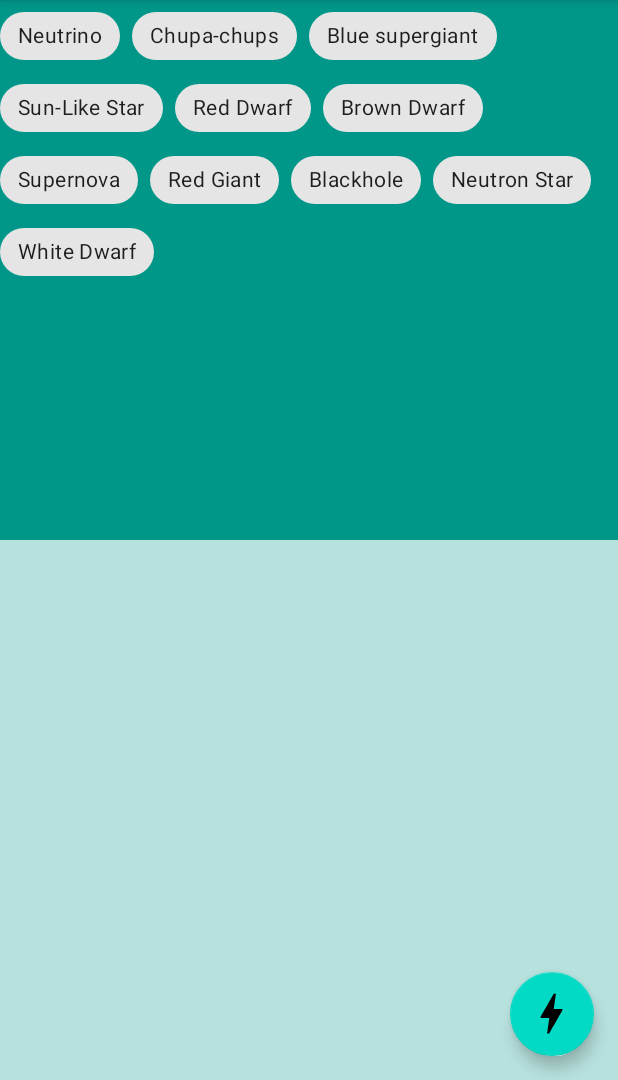
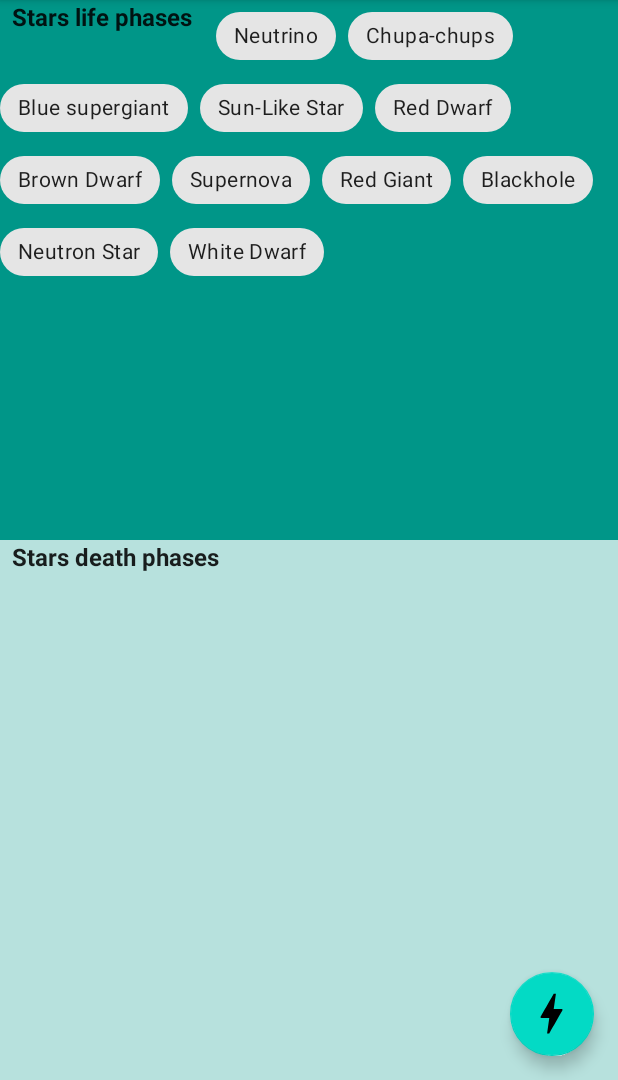
Before and after one commit to pau-enti/enti-particles, an Android app: the screen it shows after launch (MainActivity), on a phone screen of 412 x 824 dp, the part 156-1236 px from its top. Run offline under Robolectric (Android 15) with nearby library versions, the phone set to English and light mode, and no system bars; our stand-ins replace Firebase (no records; nobody signed in at launch, a user with empty details on screens opened directly).

Commit message:
Documentation improved

```diff
--- a/app/src/main/java/com/example/particles/ui/DragAndDropFragment.kt
+++ b/app/src/main/java/com/example/particles/ui/DragAndDropFragment.kt
@@ -1,7 +1,5 @@
 package com.example.particles.ui
 
-import android.content.ClipData
-import android.content.ClipDescription
 import android.os.Bundle
 import android.view.DragEvent
 import android.view.LayoutInflater
@@ -36,14 +34,8 @@ class DragAndDropFragment : Fragment() {
                 text = it
 
                 setOnLongClickListener {
-                    val data = ClipData(
-                        "description",
-                        arrayOf(ClipDescription.MIMETYPE_TEXT_PLAIN),
-                        ClipData.Item("yes")
-                    )
-
                     val drag = View.DragShadowBuilder(it)
-                    it.startDragAndDrop(data, drag, it, 0)
+                    it.startDragAndDrop(null, drag, it, 0)
 
                     // Retornem true per indicar que el click "ja s'ha consumit" i no cal fer res més
                     true
@@ -55,32 +47,41 @@ class DragAndDropFragment : Fragment() {
         chips.forEach {
             binding.chipGroup1.addView(it)
         }
+
         binding.chipGroup1.setOnDragListener(dragListenerMove)
         binding.chipGroup2.setOnDragListener(dragListenerMove)
 
         binding.recicleBin.alpha = 0f // invisible
         binding.recicleBin.setOnDragListener(dragListenerRemove)
 
-
         return binding.root
     }
 
     /**
-     * El parametre view conté l'objecte en el qual hem posat el listener. Aquest s'encarrega
-     * d'escoltar els esdeveniments que succeeixen durant el dragging. Event contindrà la informació
-     * del que està succeint, així com l'objecte que s'està arrossegant
+     * El parametre "view" conté l'objecte en el qual hem posat el listener. Aquest s'encarrega
+     * d'escoltar els esdeveniments que succeeixen durant el dragging.
+     *
+     * El paràmetre "event" contindrà la informació del que està succeint, així com l'objecte que
+     * s'està arrossegant
      */
-    val dragListenerMove = View.OnDragListener { view, event ->
+    private val dragListenerMove = View.OnDragListener { view, event ->
+
         // Obtenim l'objecte que s'està arrossegant de manera segura
         val moving = Chip::class.safeCast(event.localState) ?: return@OnDragListener false
 
         return@OnDragListener when (event.action) {
 
+            // 1. Comença el drag: Hem de retornar ture per continuar el drag. False per detenir-lo
             DragEvent.ACTION_DRAG_STARTED -> {
                 moving.isVisible = false
                 true
             }
 
+            DragEvent.ACTION_DRAG_ENTERED -> true // Ens notifica que hem entrat dins la vista "view"
+            DragEvent.ACTION_DRAG_LOCATION -> true // Ens notifica la posició del objecte dins la "view"
+            DragEvent.ACTION_DRAG_EXITED -> true // Ens notifica que hem sortit de la vista
+
+            // 2. Ens notifica que hem deixat anar l'element sobre la vista
             DragEvent.ACTION_DROP -> {
                 // From
                 ChipGroup::class.safeCast(moving.parent)?.removeView(moving)
@@ -90,6 +91,7 @@ class DragAndDropFragment : Fragment() {
                 true
             }
 
+            // 3. Quan acabem el drag
             DragEvent.ACTION_DRAG_ENDED -> {
                 moving.isVisible = true
                 true
@@ -99,32 +101,25 @@ class DragAndDropFragment : Fragment() {
         }
     }
 
-    val dragListenerRemove = View.OnDragListener { view, event ->
+    private val dragListenerRemove = View.OnDragListener { _, event ->
         val moving = Chip::class.safeCast(event.localState) ?: return@OnDragListener false
 
         return@OnDragListener when (event.action) {
 
-            // 1. Comença el drag: Hem de retornar ture per continuar el drag. False per detenir-lo
             DragEvent.ACTION_DRAG_STARTED -> {
                 moving.isVisible = false
-                binding.recicleBin.alpha = 1f // visible
+                binding.recicleBin.animate().alpha(1f) // visible
                 true
             }
 
-            DragEvent.ACTION_DRAG_ENTERED -> true // Ens notifica que hem entrat dins la vista "view"
-            DragEvent.ACTION_DRAG_LOCATION -> true // Ens notifica la posició del objecte dins la "view"
-            DragEvent.ACTION_DRAG_EXITED -> true // Ens notifica que hem sortit de la vista
-
-            // 2. Ens notifica que hem deixat anar l'element sobre la vista
             DragEvent.ACTION_DROP -> {
                 ChipGroup::class.safeCast(moving.parent)?.removeView(moving)
                 true
             }
 
-            // 3. Quan acabem el drag
             DragEvent.ACTION_DRAG_ENDED -> {
                 moving.isVisible = true
-                binding.recicleBin.alpha = 0f // invisible
+                binding.recicleBin.animate().alpha(0f) // invisible
                 true
             }
 
--- a/app/src/main/res/layout/fragment_drag_and_drop.xml
+++ b/app/src/main/res/layout/fragment_drag_and_drop.xml
@@ -4,32 +4,67 @@
     xmlns:tools="http://schemas.android.com/tools"
     android:id="@+id/layout"
     android:layout_width="match_parent"
-    android:layout_height="match_parent"
-    tools:context=".DragAndDropFragment">
+    android:layout_height="match_parent">
 
+
+    <View
+        android:id="@+id/view"
+        android:layout_width="wrap_content"
+        android:layout_height="0dp"
+        android:background="#009688"
+        app:layout_constraintBottom_toTopOf="@+id/view2"
+        app:layout_constraintEnd_toEndOf="parent"
+        app:layout_constraintStart_toStartOf="parent"
+        app:layout_constraintTop_toTopOf="parent" />
+
+    <View
+        android:id="@+id/view2"
+        android:layout_width="wrap_content"
+        android:layout_height="0dp"
+        android:background="#48009688"
+        app:layout_constraintBottom_toBottomOf="parent"
+        app:layout_constraintEnd_toEndOf="parent"
+        app:layout_constraintStart_toStartOf="parent"
+        app:layout_constraintTop_toBottomOf="@+id/view" />
 
     <com.google.android.material.chip.ChipGroup
         android:id="@+id/chipGroup1"
         android:layout_width="0dp"
         android:layout_height="0dp"
-        android:background="#009688"
+
         app:layout_constraintBottom_toTopOf="@+id/chipGroup2"
         app:layout_constraintEnd_toEndOf="parent"
         app:layout_constraintHorizontal_bias="0.5"
         app:layout_constraintStart_toStartOf="parent"
         app:layout_constraintTop_toTopOf="parent"
-        app:layout_constraintVertical_chainStyle="spread" />
+        app:layout_constraintVertical_chainStyle="spread">
+
+        <TextView
+            android:id="@+id/textView2"
+            style="@style/Widget.AppCompat.TextView.SpinnerItem"
+            android:layout_width="wrap_content"
+            android:layout_height="wrap_content"
+            android:text="@string/stars_life_phases"
+            android:textStyle="bold" />
+    </com.google.android.material.chip.ChipGroup>
 
     <com.google.android.material.chip.ChipGroup
         android:id="@+id/chipGroup2"
         android:layout_width="0dp"
         android:layout_height="0dp"
-        android:background="#48009688"
+
         app:layout_constraintBottom_toBottomOf="parent"
         app:layout_constraintEnd_toEndOf="parent"
         app:layout_constraintStart_toStartOf="parent"
         app:layout_constraintTop_toBottomOf="@+id/chipGroup1">
 
+        <TextView
+            android:id="@+id/textView3"
+            style="@style/Widget.AppCompat.TextView.SpinnerItem"
+            android:layout_width="wrap_content"
+            android:layout_height="wrap_content"
+            android:text="@string/stars_death_phases"
+            android:textStyle="bold" />
     </com.google.android.material.chip.ChipGroup>
 
 
--- a/app/src/main/res/values/strings.xml
+++ b/app/src/main/res/values/strings.xml
@@ -45,4 +45,6 @@
     <string name="sign_up">Sign Up</string>
     <string name="err_general">Something went wrong :( Try again</string>
     <string name="register_ok">User created successfully!</string>
+    <string name="stars_life_phases">Stars life phases</string>
+    <string name="stars_death_phases">Stars death phases</string>
 </resources>
```
